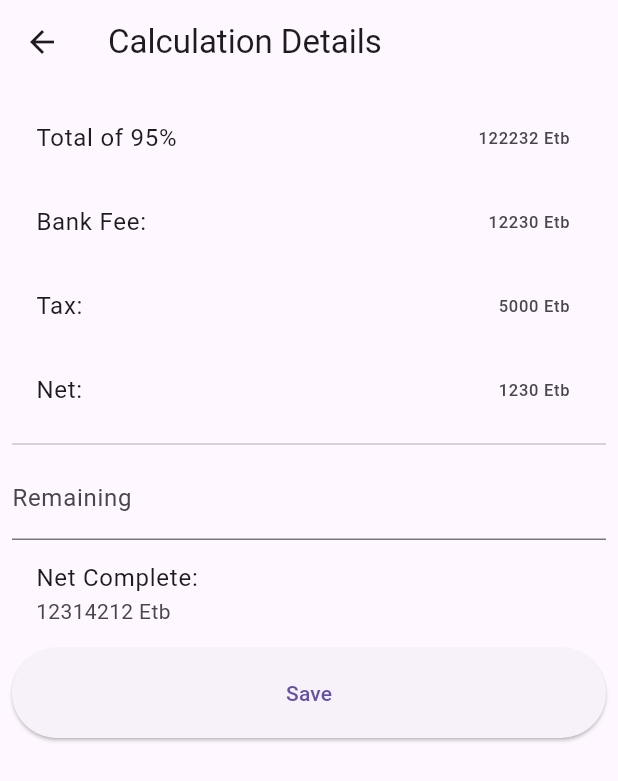
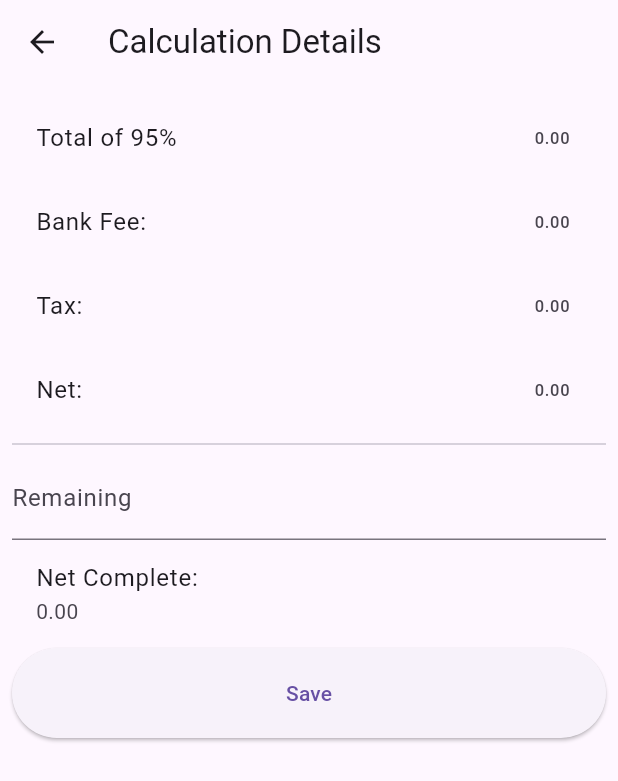
Before and after one commit to samuael/nbe, a Flutter app: the CalculationDetails screen opened directly with empty values, on a phone screen of 412 x 824 dp. Shown: the top 781 px of the screen. Run offline on Flutter 3.47's test engine with Material 3 defaults, Android fonts, the phone set to English and light mode, and no system bars; our stand-ins replace shared_preferences, sqflite; accounts and stored records are empty; network calls fail.

Commit message:
Add calculateValues function

```diff
--- a/lib/screens/calculation_details.dart
+++ b/lib/screens/calculation_details.dart
@@ -10,6 +10,37 @@ class CalculationDetails extends StatefulWidget {
 
 class _CalculationDetailsState extends State<CalculationDetails> {
   final _remainingController = TextEditingController();
+  final tax = 100;
+  final bonus = 0.1;
+  final bankFee = 0.0001;
+  final immediatePayment = 0.95;
+
+  double taxValue = 0;
+  double bonusValue = 0;
+  double bankFeeValue = 0;
+  double immediatePaymentValue = 0;
+  double netValue = 0;
+  double netCompleted = 0;
+
+  void calculateValues() {
+    final tran = widget.transaction;
+    setState(() {
+      immediatePaymentValue = immediatePayment * tran.totalAmount;
+      taxValue = tax * tran.weight;
+      bonusValue = bonus * tran.totalAmount;
+      bankFeeValue = bankFee * tran.totalAmount;
+      netValue =
+          (immediatePaymentValue + bonusValue) - (taxValue + bankFeeValue);
+      netCompleted =
+          (tran.totalAmount + bonusValue) - (taxValue + bankFeeValue);
+    });
+  }
+
+  @override
+  void initState() {
+    calculateValues();
+    super.initState();
+  }
 
   @override
   Widget build(BuildContext context) {
@@ -19,10 +50,22 @@ class _CalculationDetailsState extends State<CalculationDetails> {
         padding: const EdgeInsets.all(8.0),
         child: Column(
           children: [
-            ListTile(title: Text('Total of 95%'), trailing: Text('122232 Etb')),
-            ListTile(title: Text('Bank Fee:'), trailing: Text('12230 Etb')),
-            ListTile(title: Text('Tax:'), trailing: Text('5000 Etb')),
-            ListTile(title: Text('Net:'), trailing: Text('1230 Etb')),
+            ListTile(
+              title: Text('Total of 95%'),
+              trailing: Text(immediatePaymentValue.toStringAsFixed(2)),
+            ),
+            ListTile(
+              title: Text('Bank Fee:'),
+              trailing: Text(bankFeeValue.toStringAsFixed(2)),
+            ),
+            ListTile(
+              title: Text('Tax:'),
+              trailing: Text(taxValue.toStringAsFixed(2)),
+            ),
+            ListTile(
+              title: Text('Net:'),
+              trailing: Text(netValue.toStringAsFixed(2)),
+            ),
             Divider(),
 
             TextField(
@@ -31,7 +74,7 @@ class _CalculationDetailsState extends State<CalculationDetails> {
             ),
             ListTile(
               title: Text('Net Complete:'),
-              subtitle: Text('12314212 Etb'),
+              subtitle: Text(netCompleted.toStringAsFixed(2)),
             ),
             ElevatedButton(
               style: ButtonStyle(
```
